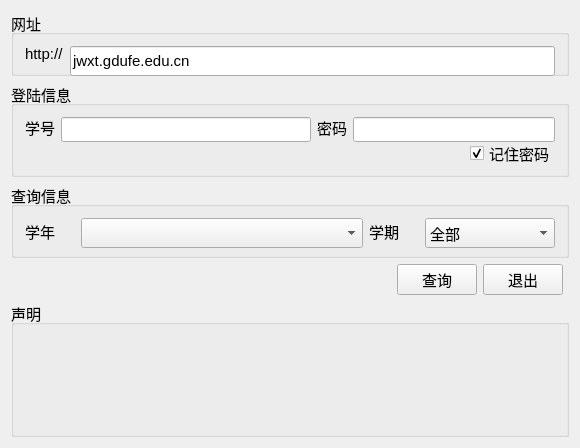
First picture: the form in qgpa.ui, repository ztzheng/gpa, before the edit.
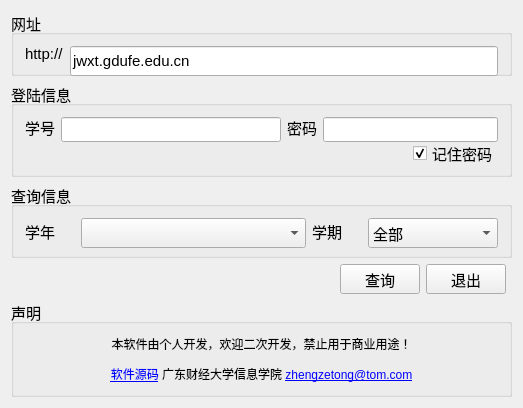
Second picture: the form after the edit. Icons and pictures are not drawn.

Patch:
```diff
--- a/qgpa.ui
+++ b/qgpa.ui
@@ -6,8 +6,8 @@
    <rect>
     <x>0</x>
     <y>0</y>
-    <width>580</width>
-    <height>448</height>
+    <width>523</width>
+    <height>386</height>
    </rect>
   </property>
   <property name="font">
@@ -80,7 +80,7 @@
          <widget class="QLineEdit" name="editId">
           <property name="minimumSize">
            <size>
-            <width>250</width>
+            <width>220</width>
             <height>25</height>
            </size>
           </property>
@@ -180,19 +180,23 @@
      <property name="title">
       <string>声明</string>
      </property>
-     <widget class="QLabel" name="checkcode">
-      <property name="geometry">
-       <rect>
-        <x>60</x>
-        <y>30</y>
-        <width>111</width>
-        <height>31</height>
-       </rect>
+     <layout class="QGridLayout" name="gridLayout">
+      <item row="0" column="0">
+       <widget class="QLabel" name="label_6">
+        <property name="font">
+         <font>
+          <pointsize>9</pointsize>
+         </font>
       </property>
       <property name="text">
-       <string/>
-      </property>
-     </widget>
+         <string>&lt;html&gt;&lt;body&gt;&lt;p&gt;本软件由个人开发，欢迎二次开发，禁止用于商业用途！&lt;/p&gt;&lt;p&gt;&lt;a href=&quot;https://github.com/ztzheng/gpa&quot;&gt;&lt;span style=&quot; text-decoration: underline; color:#0000ff;&quot;&gt;软件源码&lt;/span&gt;&lt;/a&gt;  广东财经大学信息学院  &lt;a href=&quot;mailto:zhengzetong@tom.com&quot;&gt;&lt;span style=&quot; text-decoration: underline; color:#0000ff;&quot;&gt;zhengzetong@tom.com&lt;/span&gt;&lt;/a&gt;&lt;/p&gt;&lt;/body&gt;&lt;/html&gt;</string>
+        </property>
+        <property name="alignment">
+         <set>Qt::AlignHCenter|Qt::AlignTop</set>
+        </property>
+       </widget>
+      </item>
+     </layout>
     </widget>
    </item>
    <item row="2" column="0" colspan="4">
```
Lines whose indentation alone changed are shown as unchanged.
